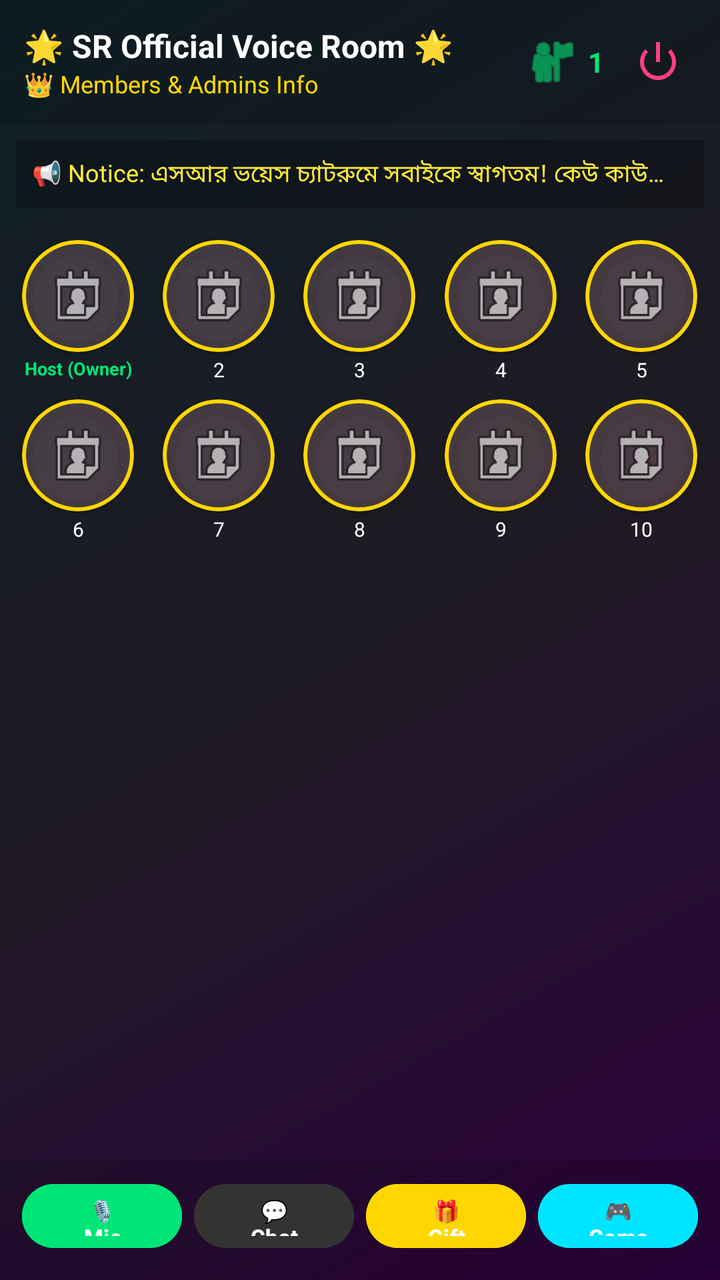
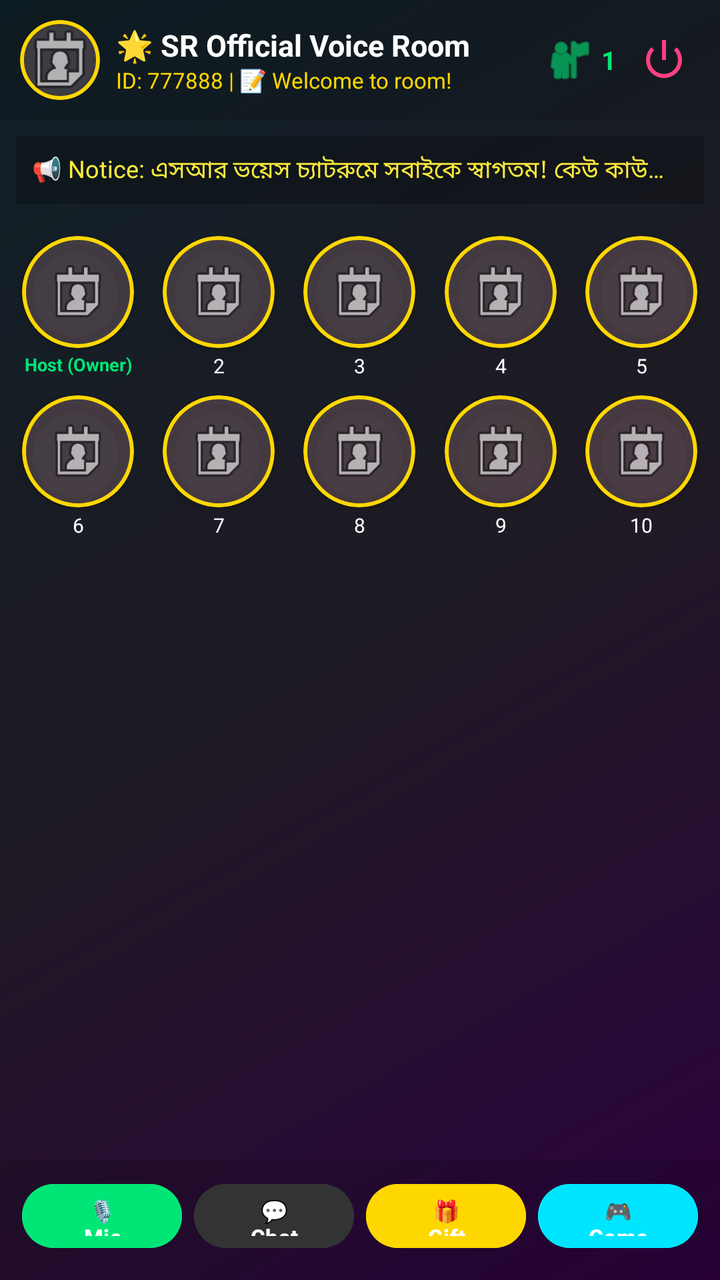

Screens rendered from an Android XML layout before and after an edit, with the pre-edit source and the edit as a unified diff.
<!-- AndroidManifest.xml: activity theme Theme.SRVoiceChat -->
<!-- res/layout/activity_voice_room.xml -->
<?xml version="1.0" encoding="utf-8"?>
<LinearLayout xmlns:android="http://schemas.android.com/apk/res/android"
    xmlns:app="http://schemas.android.com/apk/res-auto"
    android:layout_width="match_parent"
    android:layout_height="match_parent"
    android:orientation="vertical"
    android:fitsSystemWindows="true"
    android:background="@drawable/voice_room_bg">

    
    <LinearLayout
        android:layout_width="match_parent"
        android:layout_height="wrap_content"
        android:orientation="horizontal"
        android:padding="12dp"
        android:gravity="center_vertical"
        android:background="#22000000">

        <LinearLayout
            android:layout_width="0dp"
            android:layout_height="wrap_content"
            android:layout_weight="1"
            android:orientation="vertical">

            <TextView
                android:id="@+id/roomTitleText"
                android:layout_width="wrap_content"
                android:layout_height="wrap_content"
                android:text="🌟 SR Official Voice Room 🌟"
                android:textColor="#FFFFFF"
                android:textSize="16sp"
                android:textStyle="bold" />

            <TextView
                android:id="@+id/roomInfoText"
                android:layout_width="wrap_content"
                android:layout_height="wrap_content"
                android:text="👑 Members &amp; Admins Info"
                android:textColor="#FFD700"
                android:textSize="12sp" />
        </LinearLayout>

        
        <LinearLayout
            android:layout_width="wrap_content"
            android:layout_height="wrap_content"
            android:orientation="horizontal"
            android:gravity="center_vertical"
            android:layout_marginEnd="8dp">

            <ImageView
                android:id="@+id/btnOnlineList"
                android:layout_width="28dp"
                android:layout_height="28dp"
                android:src="@android:drawable/ic_menu_myplaces"
                android:tint="#00E676"
                android:contentDescription="Online List"/>

            <TextView
                android:id="@+id/textOnlineCount"
                android:layout_width="wrap_content"
                android:layout_height="wrap_content"
                android:text="1"
                android:textColor="#00E676"
                android:textSize="14sp"
                android:textStyle="bold"
                android:layout_marginStart="4dp"/>
        </LinearLayout>

        
        <ImageButton
            android:id="@+id/btnPower"
            android:layout_width="38dp"
            android:layout_height="38dp"
            android:background="?attr/selectableItemBackgroundBorderless"
            android:src="@android:drawable/ic_lock_power_off"
            android:tint="#FF4081"
            android:contentDescription="Power Button" />
    </LinearLayout>

    
    <TextView
        android:layout_width="match_parent"
        android:layout_height="wrap_content"
        android:text="📢 Notice: এসআর ভয়েস চ্যাটরুমে সবাইকে স্বাগতম! কেউ কাউকে অশ্লীল গালিগালাজ করবেন না।"
        android:textColor="#FFEB3B"
        android:textSize="12sp"
        android:padding="8dp"
        android:background="#44000000"
        android:layout_margin="8dp"
        android:maxLines="1"
        android:ellipsize="end"/>

    
    <GridLayout
        android:layout_width="match_parent"
        android:layout_height="wrap_content"
        android:columnCount="5"
        android:padding="4dp"
        android:alignmentMode="alignMargins"
        android:columnOrderPreserved="false"
        android:gravity="center">

        
        <LinearLayout android:layout_width="0dp" android:layout_height="wrap_content" android:layout_columnWeight="1" android:orientation="vertical" android:gravity="center" android:layout_margin="4dp">
            <androidx.cardview.widget.CardView
                android:id="@+id/seatCard1"
                android:layout_width="56dp"
                android:layout_height="56dp"
                app:cardCornerRadius="28dp"
                app:cardElevation="4dp"
                app:cardBackgroundColor="@android:color/transparent">
                <ImageView
                    android:id="@+id/seatImg1"
                    android:layout_width="match_parent"
                    android:layout_height="match_parent"
                    android:scaleType="centerCrop"
                    android:background="@drawable/bg_circle_pink"
                    android:src="@android:drawable/ic_menu_my_calendar"
                    android:padding="10dp"/>
            </androidx.cardview.widget.CardView>
            <TextView android:id="@+id/seatTxt1" android:layout_width="60dp" android:layout_height="wrap_content" android:text="Host (Owner)" android:textColor="#00E676" android:textSize="9sp" android:textStyle="bold" android:gravity="center" android:layout_marginTop="2dp" android:maxLines="1" android:ellipsize="end"/>
        </LinearLayout>

        
        <LinearLayout android:layout_width="0dp" android:layout_height="wrap_content" android:layout_columnWeight="1" android:orientation="vertical" android:gravity="center" android:layout_margin="4dp">
            <androidx.cardview.widget.CardView
                android:id="@+id/seatCard2"
                android:layout_width="56dp"
                android:layout_height="56dp"
                app:cardCornerRadius="28dp"
                app:cardElevation="4dp"
                app:cardBackgroundColor="@android:color/transparent">
                <ImageView
                    android:id="@+id/seatImg2"
                    android:layout_width="match_parent"
                    android:layout_height="match_parent"
                    android:scaleType="centerCrop"
                    android:background="@drawable/bg_circle_pink"
                    android:src="@android:drawable/ic_menu_my_calendar"
                    android:padding="10dp"/>
            </androidx.cardview.widget.CardView>
            <TextView android:id="@+id/seatTxt2" android:layout_width="60dp" android:layout_height="wrap_content" android:text="2" android:textColor="#FFFFFF" android:textSize="10sp" android:gravity="center" android:layout_marginTop="2dp" android:maxLines="1" android:ellipsize="end"/>
        </LinearLayout>

        
        <LinearLayout android:layout_width="0dp" android:layout_height="wrap_content" android:layout_columnWeight="1" android:orientation="vertical" android:gravity="center" android:layout_margin="4dp">
            <androidx.cardview.widget.CardView
                android:id="@+id/seatCard3"
                android:layout_width="56dp"
                android:layout_height="56dp"
                app:cardCornerRadius="28dp"
                app:cardElevation="4dp"
                app:cardBackgroundColor="@android:color/transparent">
                <ImageView
                    android:id="@+id/seatImg3"
                    android:layout_width="match_parent"
                    android:layout_height="match_parent"
                    android:scaleType="centerCrop"
                    android:background="@drawable/bg_circle_pink"
                    android:src="@android:drawable/ic_menu_my_calendar"
                    android:padding="10dp"/>
            </androidx.cardview.widget.CardView>
            <TextView android:id="@+id/seatTxt3" android:layout_width="60dp" android:layout_height="wrap_content" android:text="3" android:textColor="#FFFFFF" android:textSize="10sp" android:gravity="center" android:layout_marginTop="2dp" android:maxLines="1" android:ellipsize="end"/>
        </LinearLayout>

        
        <LinearLayout android:layout_width="0dp" android:layout_height="wrap_content" android:layout_columnWeight="1" android:orientation="vertical" android:gravity="center" android:layout_margin="4dp">
            <androidx.cardview.widget.CardView
                android:id="@+id/seatCard4"
                android:layout_width="56dp"
                android:layout_height="56dp"
                app:cardCornerRadius="28dp"
                app:cardElevation="4dp"
                app:cardBackgroundColor="@android:color/transparent">
                <ImageView
                    android:id="@+id/seatImg4"
                    android:layout_width="match_parent"
                    android:layout_height="match_parent"
                    android:scaleType="centerCrop"
                    android:background="@drawable/bg_circle_pink"
                    android:src="@android:drawable/ic_menu_my_calendar"
                    android:padding="10dp"/>
            </androidx.cardview.widget.CardView>
            <TextView android:id="@+id/seatTxt4" android:layout_width="60dp" android:layout_height="wrap_content" android:text="4" android:textColor="#FFFFFF" android:textSize="10sp" android:gravity="center" android:layout_marginTop="2dp" android:maxLines="1" android:ellipsize="end"/>
        </LinearLayout>

        
        <LinearLayout android:layout_width="0dp" android:layout_height="wrap_content" android:layout_columnWeight="1" android:orientation="vertical" android:gravity="center" android:layout_margin="4dp">
            <androidx.cardview.widget.CardView
                android:id="@+id/seatCard5"
                android:layout_width="56dp"
                android:layout_height="56dp"
                app:cardCornerRadius="28dp"
                app:cardElevation="4dp"
                app:cardBackgroundColor="@android:color/transparent">
                <ImageView
                    android:id="@+id/seatImg5"
                    android:layout_width="match_parent"
                    android:layout_height="match_parent"
                    android:scaleType="centerCrop"
                    android:background="@drawable/bg_circle_pink"
                    android:src="@android:drawable/ic_menu_my_calendar"
                    android:padding="10dp"/>
            </androidx.cardview.widget.CardView>
            <TextView android:id="@+id/seatTxt5" android:layout_width="60dp" android:layout_height="wrap_content" android:text="5" android:textColor="#FFFFFF" android:textSize="10sp" android:gravity="center" android:layout_marginTop="2dp" android:maxLines="1" android:ellipsize="end"/>
        </LinearLayout>

        
        <LinearLayout android:layout_width="0dp" android:layout_height="wrap_content" android:layout_columnWeight="1" android:orientation="vertical" android:gravity="center" android:layout_margin="4dp">
            <androidx.cardview.widget.CardView
                android:id="@+id/seatCard6"
                android:layout_width="56dp"
                android:layout_height="56dp"
                app:cardCornerRadius="28dp"
                app:cardElevation="4dp"
                app:cardBackgroundColor="@android:color/transparent">
                <ImageView
                    android:id="@+id/seatImg6"
                    android:layout_width="match_parent"
                    android:layout_height="match_parent"
                    android:scaleType="centerCrop"
                    android:background="@drawable/bg_circle_pink"
                    android:src="@android:drawable/ic_menu_my_calendar"
                    android:padding="10dp"/>
            </androidx.cardview.widget.CardView>
            <TextView android:id="@+id/seatTxt6" android:layout_width="60dp" android:layout_height="wrap_content" android:text="6" android:textColor="#FFFFFF" android:textSize="10sp" android:gravity="center" android:layout_marginTop="2dp" android:maxLines="1" android:ellipsize="end"/>
        </LinearLayout>

        
        <LinearLayout android:layout_width="0dp" android:layout_height="wrap_content" android:layout_columnWeight="1" android:orientation="vertical" android:gravity="center" android:layout_margin="4dp">
            <androidx.cardview.widget.CardView
                android:id="@+id/seatCard7"
                android:layout_width="56dp"
                android:layout_height="56dp"
                app:cardCornerRadius="28dp"
                app:cardElevation="4dp"
                app:cardBackgroundColor="@android:color/transparent">
                <ImageView
                    android:id="@+id/seatImg7"
                    android:layout_width="match_parent"
                    android:layout_height="match_parent"
                    android:scaleType="centerCrop"
                    android:background="@drawable/bg_circle_pink"
                    android:src="@android:drawable/ic_menu_my_calendar"
                    android:padding="10dp"/>
            </androidx.cardview.widget.CardView>
            <TextView android:id="@+id/seatTxt7" android:layout_width="60dp" android:layout_height="wrap_content" android:text="7" android:textColor="#FFFFFF" android:textSize="10sp" android:gravity="center" android:layout_marginTop="2dp" android:maxLines="1" android:ellipsize="end"/>
        </LinearLayout>

        
        <LinearLayout android:layout_width="0dp" android:layout_height="wrap_content" android:layout_columnWeight="1" android:orientation="vertical" android:gravity="center" android:layout_margin="4dp">
            <androidx.cardview.widget.CardView
                android:id="@+id/seatCard8"
                android:layout_width="56dp"
                android:layout_height="56dp"
                app:cardCornerRadius="28dp"
                app:cardElevation="4dp"
                app:cardBackgroundColor="@android:color/transparent">
                <ImageView
                    android:id="@+id/seatImg8"
                    android:layout_width="match_parent"
                    android:layout_height="match_parent"
                    android:scaleType="centerCrop"
                    android:background="@drawable/bg_circle_pink"
                    android:src="@android:drawable/ic_menu_my_calendar"
                    android:padding="10dp"/>
            </androidx.cardview.widget.CardView>
            <TextView android:id="@+id/seatTxt8" android:layout_width="60dp" android:layout_height="wrap_content" android:text="8" android:textColor="#FFFFFF" android:textSize="10sp" android:gravity="center" android:layout_marginTop="2dp" android:maxLines="1" android:ellipsize="end"/>
        </LinearLayout>

        
        <LinearLayout android:layout_width="0dp" android:layout_height="wrap_content" android:layout_columnWeight="1" android:orientation="vertical" android:gravity="center" android:layout_margin="4dp">
            <androidx.cardview.widget.CardView
                android:id="@+id/seatCard9"
                android:layout_width="56dp"
                android:layout_height="56dp"
                app:cardCornerRadius="28dp"
                app:cardElevation="4dp"
                app:cardBackgroundColor="@android:color/transparent">
                <ImageView
                    android:id="@+id/seatImg9"
                    android:layout_width="match_parent"
                    android:layout_height="match_parent"
                    android:scaleType="centerCrop"
                    android:background="@drawable/bg_circle_pink"
                    android:src="@android:drawable/ic_menu_my_calendar"
                    android:padding="10dp"/>
            </androidx.cardview.widget.CardView>
            <TextView android:id="@+id/seatTxt9" android:layout_width="60dp" android:layout_height="wrap_content" android:text="9" android:textColor="#FFFFFF" android:textSize="10sp" android:gravity="center" android:layout_marginTop="2dp" android:maxLines="1" android:ellipsize="end"/>
        </LinearLayout>

        
        <LinearLayout android:layout_width="0dp" android:layout_height="wrap_content" android:layout_columnWeight="1" android:orientation="vertical" android:gravity="center" android:layout_margin="4dp">
            <androidx.cardview.widget.CardView
                android:id="@+id/seatCard10"
                android:layout_width="56dp"
                android:layout_height="56dp"
                app:cardCornerRadius="28dp"
                app:cardElevation="4dp"
                app:cardBackgroundColor="@android:color/transparent">
                <ImageView
                    android:id="@+id/seatImg10"
                    android:layout_width="match_parent"
                    android:layout_height="match_parent"
                    android:scaleType="centerCrop"
                    android:background="@drawable/bg_circle_pink"
                    android:src="@android:drawable/ic_menu_my_calendar"
                    android:padding="10dp"/>
            </androidx.cardview.widget.CardView>
            <TextView android:id="@+id/seatTxt10" android:layout_width="60dp" android:layout_height="wrap_content" android:text="10" android:textColor="#FFFFFF" android:textSize="10sp" android:gravity="center" android:layout_marginTop="2dp" android:maxLines="1" android:ellipsize="end"/>
        </LinearLayout>

    </GridLayout>

    
    <ListView
        android:id="@+id/chatListView"
        android:layout_width="match_parent"
        android:layout_height="0dp"
        android:layout_weight="1"
        android:divider="@null"
        android:stackFromBottom="true"
        android:transcriptMode="normal"
        android:paddingHorizontal="8dp"
        android:paddingTop="8dp"/>

    
    <LinearLayout
        android:layout_width="match_parent"
        android:layout_height="60dp"
        android:orientation="horizontal"
        android:background="#22000000"
        android:gravity="center"
        android:paddingHorizontal="8dp"
        android:paddingBottom="4dp">

        <Button
            android:id="@+id/btnMicToggle"
            android:layout_width="0dp"
            android:layout_height="40dp"
            android:layout_weight="1"
            android:text="🎙️ Mic"
            android:textColor="#FFFFFF"
            android:textSize="11sp"
            android:backgroundTint="#00E676"
            android:layout_marginHorizontal="3dp"
            android:textStyle="bold"/>

        <Button
            android:id="@+id/btnChatOption"
            android:layout_width="0dp"
            android:layout_height="40dp"
            android:layout_weight="1"
            android:text="💬 Chat"
            android:textColor="#FFFFFF"
            android:textSize="11sp"
            android:backgroundTint="#333333"
            android:layout_marginHorizontal="3dp"
            android:textStyle="bold"/>

        <Button
            android:id="@+id/btnGiftBox"
            android:layout_width="0dp"
            android:layout_height="40dp"
            android:layout_weight="1"
            android:text="🎁 Gift"
            android:textColor="#FFFFFF"
            android:textSize="11sp"
            android:backgroundTint="#FFD700"
            android:layout_marginHorizontal="3dp"
            android:textStyle="bold"/>

        <Button
            android:id="@+id/btnGameBox"
            android:layout_width="0dp"
            android:layout_height="40dp"
            android:layout_weight="1"
            android:text="🎮 Game"
            android:textColor="#FFFFFF"
            android:textSize="11sp"
            android:backgroundTint="#00E5FF"
            android:layout_marginHorizontal="3dp"
            android:textStyle="bold"/>

    </LinearLayout>

</LinearLayout>
<!-- resources referenced by this layout -->
<resources>
  <!-- drawable bg_circle_pink (drawable) -->
  <?xml version="1.0" encoding="utf-8"?>
  <shape xmlns:android="http://schemas.android.com/apk/res/android"
      android:shape="oval">
      
      <solid android:color="#33FFC0CB" />
      
      
      <stroke 
          android:width="2dp" 
          android:color="#FFD700" />
  </shape>
  <!-- drawable voice_room_bg (drawable) -->
  <?xml version="1.0" encoding="utf-8"?>
  <shape xmlns:android="http://schemas.android.com/apk/res/android">
      <gradient
          android:angle="135"
          android:startColor="#2C003E"
          android:centerColor="#1F1B24"
          android:endColor="#0F2027"
          android:type="linear" />
  </shape>
  <style name="Theme.SRVoiceChat" parent="Theme.Material3.DayNight.NoActionBar">
          <item name="colorPrimary">#FF4081</item>
          <item name="android:statusBarColor">#FF4081</item>
          <item name="android:windowLightStatusBar">true</item>
      </style>
</resources>

<!-- the commit's change to res/layout/activity_voice_room.xml (unified diff, before → after) -->
@@ -12,9 +12,26 @@
         android:layout_width="match_parent"
         android:layout_height="wrap_content"
         android:orientation="horizontal"
-        android:padding="12dp"
+        android:padding="10dp"
         android:gravity="center_vertical"
         android:background="#22000000">
+
+        
+        <androidx.cardview.widget.CardView
+            android:layout_width="40dp"
+            android:layout_height="40dp"
+            app:cardCornerRadius="20dp"
+            app:cardElevation="2dp"
+            android:layout_marginEnd="8dp"
+            app:cardBackgroundColor="@android:color/transparent">
+            <ImageView
+                android:id="@+id/roomHeaderProfileImg"
+                android:layout_width="match_parent"
+                android:layout_height="match_parent"
+                android:scaleType="centerCrop"
+                android:src="@android:drawable/ic_menu_my_calendar"
+                android:background="@drawable/bg_circle_pink"/>
+        </androidx.cardview.widget.CardView>
 
         <LinearLayout
             android:layout_width="0dp"
@@ -26,18 +43,22 @@
                 android:id="@+id/roomTitleText"
                 android:layout_width="wrap_content"
                 android:layout_height="wrap_content"
-                android:text="🌟 SR Official Voice Room 🌟"
+                android:text="🌟 SR Official Voice Room"
                 android:textColor="#FFFFFF"
-                android:textSize="16sp"
-                android:textStyle="bold" />
+                android:textSize="15sp"
+                android:textStyle="bold"
+                android:maxLines="1"
+                android:ellipsize="end"/>
 
             <TextView
                 android:id="@+id/roomInfoText"
                 android:layout_width="wrap_content"
                 android:layout_height="wrap_content"
-                android:text="👑 Members &amp; Admins Info"
+                android:text="ID: 777888 | 📝 Welcome to room!"
                 android:textColor="#FFD700"
-                android:textSize="12sp" />
+                android:textSize="11sp"
+                android:maxLines="1"
+                android:ellipsize="end"/>
         </LinearLayout>
 
         
@@ -46,12 +67,12 @@
             android:layout_height="wrap_content"
             android:orientation="horizontal"
             android:gravity="center_vertical"
-            android:layout_marginEnd="8dp">
+            android:layout_marginEnd="6dp">
 
             <ImageView
                 android:id="@+id/btnOnlineList"
-                android:layout_width="28dp"
-                android:layout_height="28dp"
+                android:layout_width="26dp"
+                android:layout_height="26dp"
                 android:src="@android:drawable/ic_menu_myplaces"
                 android:tint="#00E676"
                 android:contentDescription="Online List"/>
@@ -62,16 +83,16 @@
                 android:layout_height="wrap_content"
                 android:text="1"
                 android:textColor="#00E676"
-                android:textSize="14sp"
+                android:textSize="13sp"
                 android:textStyle="bold"
-                android:layout_marginStart="4dp"/>
+                android:layout_marginStart="3dp"/>
         </LinearLayout>
 
         
         <ImageButton
             android:id="@+id/btnPower"
-            android:layout_width="38dp"
-            android:layout_height="38dp"
+            android:layout_width="36dp"
+            android:layout_height="36dp"
             android:background="?attr/selectableItemBackgroundBorderless"
             android:src="@android:drawable/ic_lock_power_off"
             android:tint="#FF4081"
